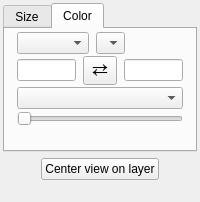
First picture: the form in glue_wwt/viewer/table_style_editor.ui, repository glue-viz/glue-wwt, before the edit.
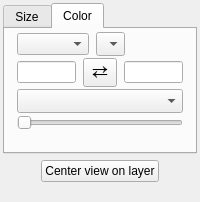
Second picture: the form after the edit. Custom widgets are drawn as their Qt base class.

Commit message: Fix compatibility of .ui files with Qt6

The edit to the form file:
```diff
--- a/glue_wwt/viewer/table_style_editor.ui
+++ b/glue_wwt/viewer/table_style_editor.ui
@@ -240,7 +240,7 @@
           <item>
            <widget class="QComboBox" name="combosel_cmap_att">
             <property name="sizeAdjustPolicy">
-             <enum>QComboBox::AdjustToMinimumContentsLength</enum>
+             <enum>QComboBox::AdjustToMinimumContentsLengthWithIcon</enum>
             </property>
            </widget>
           </item>
@@ -326,7 +326,7 @@
           <item>
            <widget class="QColormapCombo" name="combodata_cmap">
             <property name="sizeAdjustPolicy">
-             <enum>QComboBox::AdjustToMinimumContentsLength</enum>
+             <enum>QComboBox::AdjustToMinimumContentsLengthWithIcon</enum>
             </property>
            </widget>
           </item>
```
Left out of the diff: 2 changed lines with no effect on the pictures. The commit also changes 1 other file.
